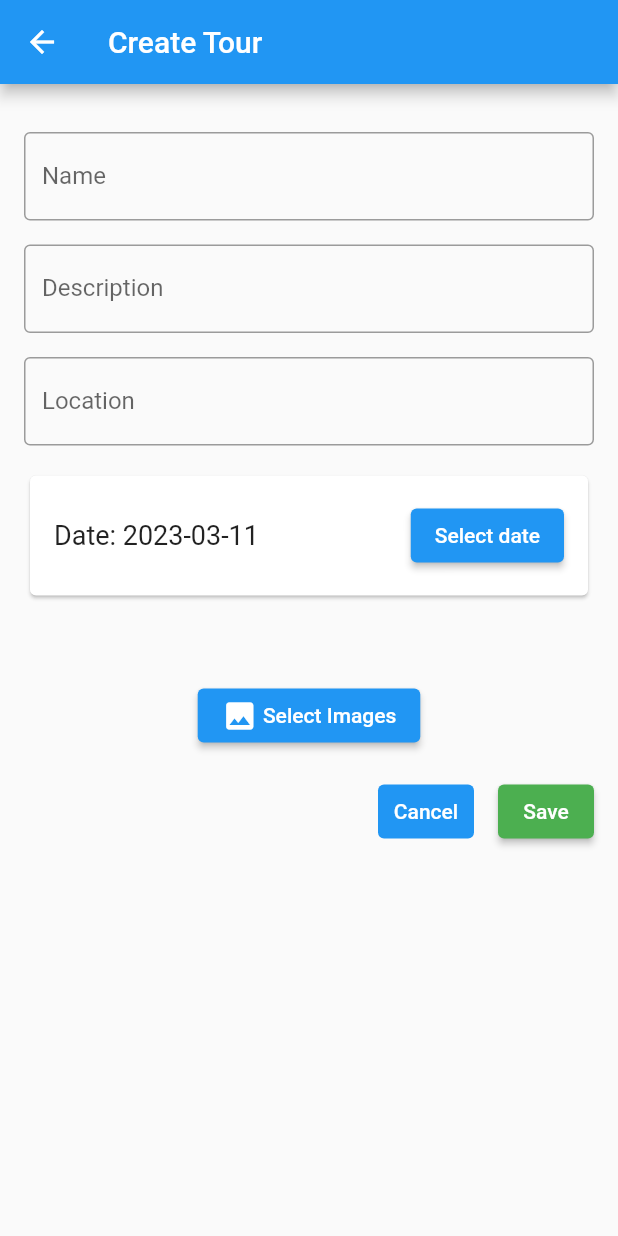
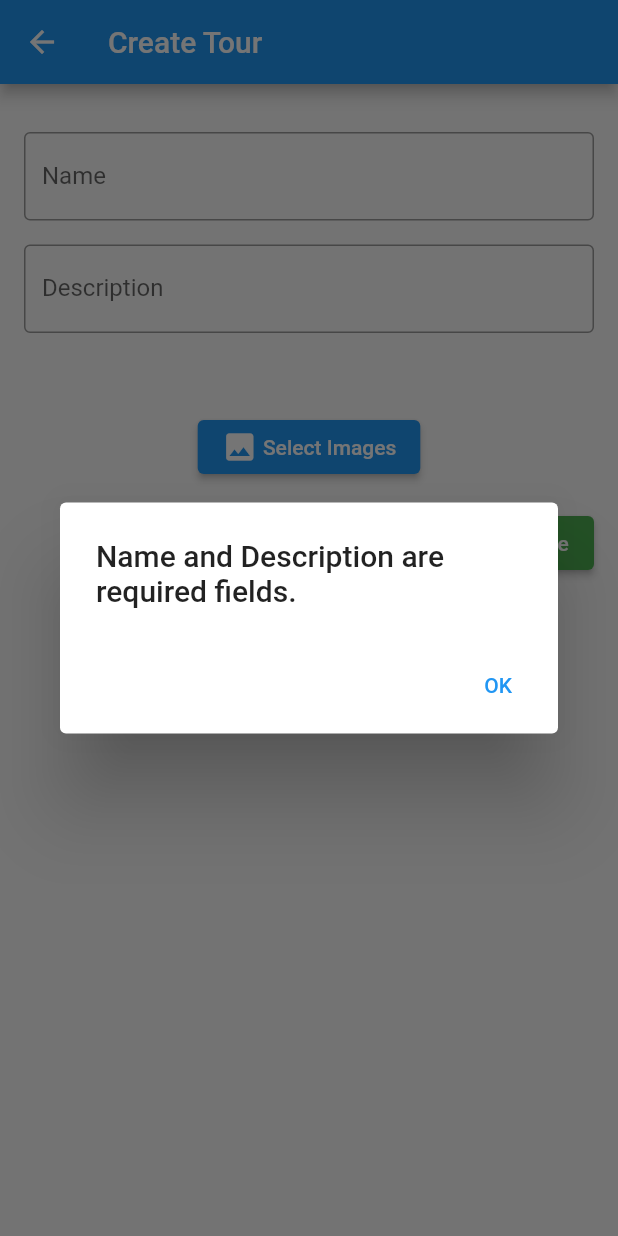
Before and after one commit to umgc/spring2023, a Flutter app: the TourCreateView screen opened by its route, after a tap on "Save", on a phone screen of 412 x 824 dp. Run offline on Flutter 3.47's test engine with Material 2 defaults, Android fonts, the phone set to English and light mode, and no system bars; our stand-ins replace image_picker; missing offline and left inert: webviewx; network calls fail.

Commit message:
the web is the worst

```diff
--- a/virotour/lib/src/tour/tour_create_view.dart
+++ b/virotour/lib/src/tour/tour_create_view.dart
@@ -1,10 +1,15 @@
 import 'dart:convert';
 import 'dart:async';
 import 'dart:io';
+import 'dart:collection';
 import 'package:flutter/material.dart';
+import 'package:flutter/services.dart';
+import 'package:path/path.dart';
 import 'package:http/http.dart' as http;
 import 'package:image_picker/image_picker.dart';
+import 'package:flutter/foundation.dart' show kIsWeb;
 import 'package:virotour/src/tour/tour.dart';
+
 
 int hotspot_counter = 0;
 
@@ -20,9 +25,6 @@ class TourCreateView extends StatefulWidget {
 class _TourCreateViewState extends State<TourCreateView> {
   late TextEditingController _nameController;
   late TextEditingController _descriptionController;
-  late TextEditingController _locationController;
-  late TextEditingController _dateController;
-  DateTime selectedDate = DateTime.now();
   final ImagePicker _picker = ImagePicker();
   List<Hotspot> transitional_hotspots = [];
 
@@ -31,30 +33,28 @@ class _TourCreateViewState extends State<TourCreateView> {
     super.initState();
     _nameController = TextEditingController();
     _descriptionController = TextEditingController();
-    _locationController = TextEditingController();
-    _dateController = TextEditingController();
   }
 
   @override
   void dispose() {
     _nameController.dispose();
     _descriptionController.dispose();
-    _locationController.dispose();
-    _dateController.dispose();
     super.dispose();
   }
 
-  Future<void> _selectDate(BuildContext context) async {
-    final DateTime? picked = await showDatePicker(
-        context: context,
-        initialDate: selectedDate,
-        firstDate: DateTime(2020, 1),
-        lastDate: DateTime(2100));
-    if (picked != null && picked != selectedDate) {
-      setState(() {
-        selectedDate = picked;
-      });
-    }
+  void _showRequiredFields(BuildContext context) {
+    showDialog(
+      context: context,
+      builder: (context) => AlertDialog(
+        title: const Text('Name and Description are required fields.'),
+        actions: [
+          TextButton(
+            onPressed: () => Navigator.pop(context),
+            child: const Text('OK'),
+          ),
+        ],
+      ),
+    );
   }
 
   @override
@@ -90,35 +90,6 @@ class _TourCreateViewState extends State<TourCreateView> {
                 ),
               ),
               const SizedBox(height: 16.0),
-              TextFormField(
-                controller: _locationController,
-                maxLines: null,
-                decoration: const InputDecoration(
-                  border: OutlineInputBorder(),
-                  labelText: 'Location',
-                ),
-              ),
-              const SizedBox(height: 16.0),
-              Card(
-                child: Padding(
-                  padding: EdgeInsets.all(16.0),
-                  child: Row(
-                    mainAxisAlignment: MainAxisAlignment.spaceBetween,
-                    mainAxisSize: MainAxisSize.max,
-                    children: <Widget>[
-                      Text(
-                        "Date: ${"${selectedDate.toLocal()}".split(' ')[0]}",
-                        style: const TextStyle(fontSize: 18),
-                      ),
-                      ElevatedButton(
-                        onPressed: () => _selectDate(context),
-                        child: const Text('Select date'),
-                      ),
-                    ],
-                  ),
-                ),
-              ),
-              const SizedBox(height: 16.0),
               SingleChildScrollView(
                 child: Container(
                   padding: EdgeInsets.all(10),
@@ -127,14 +98,14 @@ class _TourCreateViewState extends State<TourCreateView> {
                       return Container(
                         child: Card(
                           child: ListTile(
-                            title: Text(hotspot.name),
+                            title: Text(hotspot.file_names),
                             trailing: ElevatedButton(
                               style: ElevatedButton.styleFrom(
                                   primary: Colors.redAccent),
                               child: Icon(Icons.delete),
                               onPressed: () {
                                 transitional_hotspots.removeWhere((element) {
-                                  return element.name == hotspot.name;
+                                  return element.file_names == hotspot.file_names;
                                 });
                                 setState(() {});
                               },
@@ -150,8 +121,19 @@ class _TourCreateViewState extends State<TourCreateView> {
               Center(
                 child: ElevatedButton(
                   onPressed: () async {
-                    transitional_hotspots
-                        .add(new Hotspot(await _picker.pickMultiImage()));
+                    Map<Image, File> tmpImages = HashMap();
+                    final images = await _picker.pickMultiImage();
+                    for (XFile xf in images) {
+                      if (kIsWeb) {
+                        tmpImages.addAll({Image.network(xf.path): File(xf.path)});
+                      }
+                      else {
+                        tmpImages.addAll({Image.file(File(xf.path)): File(xf.path)});
+                      }
+                    }
+                    transitional_hotspots.add(
+                        new Hotspot(tmpImages)
+                    );
                     setState(() {});
                   },
                   child: Row(
@@ -184,61 +166,90 @@ class _TourCreateViewState extends State<TourCreateView> {
                   const SizedBox(width: 16.0),
                   ElevatedButton(
                     onPressed: () async {
+                      if (_nameController.text == "" || _descriptionController.text == "") {
+                        _showRequiredFields(context);
+                        return;
+                      }
                       // Creation of the tour object
-                      final url_add_tour = 'http://127.0.0.1:8081/api/tour/add';
-
+                      final url_add_tour = 'http://192.168.50.43:8081/api/tour/add';
+                      final url_add_tour_body = {
+                        'name': _nameController.text,
+                        'description': _descriptionController.text,
+                      };
 
                       final response = await http.post(
                         Uri.parse(url_add_tour),
-                        headers: {'Content-Type': 'application/json'}
+                        headers: {'Content-Type': 'application/json'},
+                        body: json.encode(url_add_tour_body),
                       );
+                      if (response.statusCode == 200 || response.statusCode == 201) {
+                        // Send location data for each transitional hotspot
 
-                      /* TODO: Uncomment this in prod
-                      if (response.statusCode == 200) {
-                        // Send location data for each transitional hotspot
-                        for (location in transitional_hotspots) {
-                          final location_response = await http.post(
-                            Uri.parse("http://192.168.50.43:8081/api/tour/add/images/${response.name}"),
-                            headers: {'Content-type': 'multipart/form-data'},
-                            body: {
-                              images: location.images
-                            }
-                          )
+                        for (Hotspot location in transitional_hotspots) {
+                          var location_request = http.MultipartRequest(
+                            'POST',
+                            Uri.parse("http://192.168.50.43:8081/api/tour/add/images/${_nameController.text}")
+                          );
+
+                          location.getImages().forEach((k, v) async {
+                                location_request.files.add(
+                                http.MultipartFile.
+                                  fromBytes(
+                                  "picture",
+                                  v.readAsBytesSync(),
+                                  filename: basename(v.path)
+                                  )
+                                );
+                          });
+
+                          /*
+                          for (String s in location.getAllInfo()) {
+                            location_request.files.add(
+                              http.MultipartFile.fromBytes(
+                                "picture",
+                                s.readAsBytesSync(),
+                                filename: s.split("/").last
+                              )
+                            );
+                          }
+                          */
+                          var location_response = await location_request.send();
+
                           if (location_response.statusCode != 200) {
                             showDialog(
                               context: context,
                               builder: (context) => AlertDialog(
-                                title: const Text('Failed to create ${location.name}'),
+                                title: const Text('Failed to create location'),
                                 content:
                                 Text('Status code: ${location_response.statusCode}'),
                                 actions: [
                                   TextButton(
-                                    onPressed: () => Navigator.pop(context),
+                                    onPressed: () => Navigator.of(context).popUntil((route) => route.isFirst),
                                     child: const Text('OK'),
                                   ),
                                 ],
                               ),
-                            ),
+                            );
                           }
                         }
                       // Compute tour
                       final tour_response = await http.get(
-                        Uri.parse("http://192.168.50.43:8081/api/compute-tour/${response.name}")
-                      )
+                        Uri.parse("http://192.168.50.43:8081/api/compute-tour/${_nameController.text}")
+                      );
                       if (tour_response.statusCode == 200){
                         showDialog(
                           context: context,
                           builder: (context) => AlertDialog(
                             title: const Text('Done'),
-                            content: const Text("Successfully created tour!")
+                            content: const Text("Successfully created tour!"),
                             actions: [
                               TextButton(
-                              onPressed: () => Navigator.pop(context),
+                              onPressed: () => Navigator.of(context).popUntil((route) => route.isFirst),
                               child: const Text('OK'),
                               ),
                             ],
                           ),
-                        ),
+                        );
                       }
                       else {
                         showDialog(
@@ -249,12 +260,12 @@ class _TourCreateViewState extends State<TourCreateView> {
                             Text('Status code: ${tour_response.statusCode}'),
                             actions: [
                               TextButton(
-                              onPressed: () => Navigator.pop(context),
+                              onPressed: () => Navigator.of(context).popUntil((route) => route.isFirst),
                               child: const Text('OK'),
                               ),
                             ],
                           ),
-                        ),
+                        );
                       }
                       } else {
                         showDialog(
@@ -265,14 +276,13 @@ class _TourCreateViewState extends State<TourCreateView> {
                             Text('Status code: ${response.statusCode}'),
                             actions: [
                               TextButton(
-                                onPressed: () => Navigator.pop(context),
+                                onPressed: () => Navigator.of(context).popUntil((route) => route.isFirst),
                                 child: const Text('OK'),
                               ),
                             ],
                           ),
                         );
                       }
-                      */
                     },
                     style: OutlinedButton.styleFrom(
                       backgroundColor: Colors.green,
@@ -290,11 +300,15 @@ class _TourCreateViewState extends State<TourCreateView> {
 }
 
 class Hotspot {
-  String name = "";
-  List<XFile>? images = [];
+  String file_names = "";
+  Map<Image, File> images = HashMap();
 
-  Hotspot(this.images) {
-    this.name = "location_" + hotspot_counter.toString();
-    hotspot_counter++;
+  Hotspot(Map<Image, File> images) {
+    this.images = images;
+    images.forEach((k, v) => this.file_names += basename(v.path) + "\n");
+  }
+
+  Map<Image, File> getImages() {
+    return this.images;
   }
 }
```
